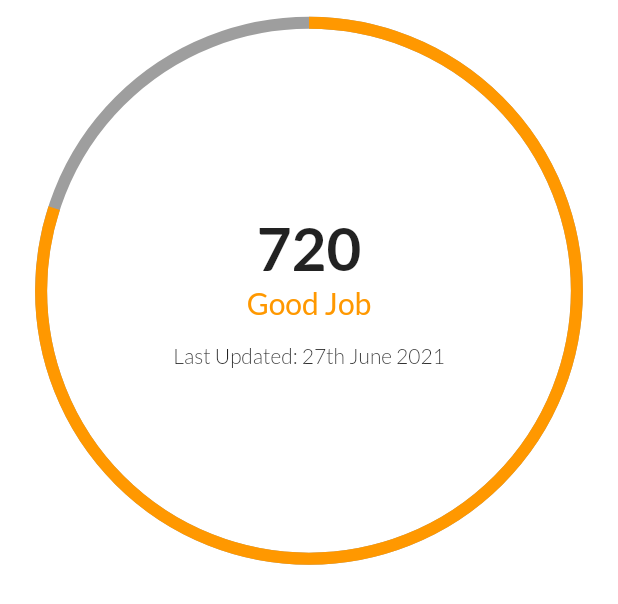
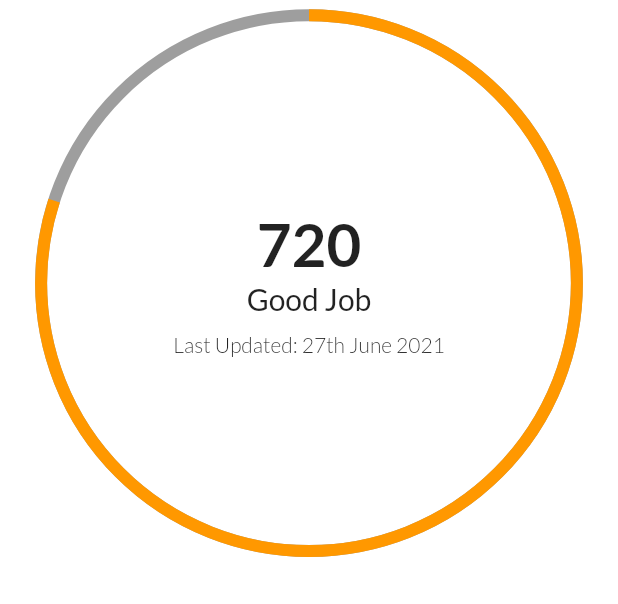
Before and after one commit to CarltonK/kweli-score, a Flutter app: the GlobalScoreWidget widget shown alone on an empty page, opened directly, on a phone screen of 412 x 824 dp. Shown: the top 604 px of the screen. Run offline on Flutter 3.47's test engine with Material 2 defaults, Android fonts, the phone set to English and light mode, and no system bars; our stand-ins replace animated_bottom_navigation_bar, firebase_analytics, firebase_core, firebase_crashlytics, firebase_messaging, flutter_spinkit and 4 more; accounts and stored records are empty.

Commit message:
KS-44 #comment device sizing

```diff
--- a/lib/widgets/global/global_score_widget.dart
+++ b/lib/widgets/global/global_score_widget.dart
@@ -17,7 +17,7 @@ class _GlobalScoreWidgetState extends State<GlobalScoreWidget> {
     return Container(
       padding: EdgeInsets.symmetric(
         horizontal: getProportionateScreenHeight(27),
-        vertical: getProportionateScreenHeight(15),
+        vertical: getProportionateScreenHeight(10),
       ),
       child: AspectRatio(
         aspectRatio: 1,
@@ -52,10 +52,9 @@ class _GlobalScoreWidgetState extends State<GlobalScoreWidget> {
                     style: TextStyle(
                       fontWeight: FontWeight.w400,
                       fontSize: 20,
-                      color: Palette.ksmartPrimary,
                     ),
                   ),
-                  SizedBox(height: getProportionateScreenHeight(15)),
+                  SizedBox(height: getProportionateScreenHeight(10)),
                   Text(
                     'Last Updated: 27th June 2021',
                     style: TextStyle(fontWeight: FontWeight.w300),
```
